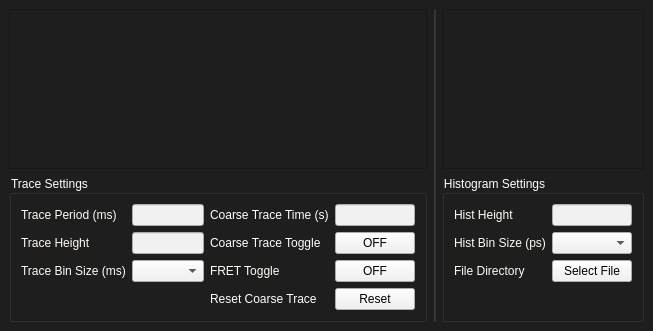
First picture: the form in appwindow.ui, repository brayshi/PyQt_HydraHarpSensor, before the edit.
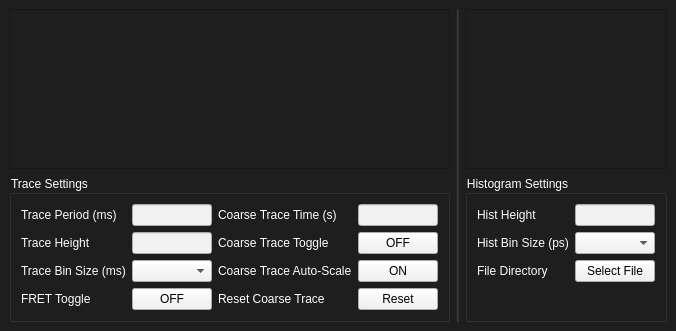
Second picture: the form after the edit. Custom widgets are drawn as their Qt base class.

Commit message: Implemented Y-axis auto-toggle for coarse trace graph

The edit to the form file:
```diff
--- a/appwindow.ui
+++ b/appwindow.ui
@@ -108,27 +108,6 @@
              </property>
             </widget>
            </item>
-           <item row="3" column="2">
-            <widget class="QLabel" name="label_6">
-             <property name="styleSheet">
-              <string notr="true">color: rgb(255, 252, 246);</string>
-             </property>
-             <property name="text">
-              <string>FRET Toggle</string>
-             </property>
-            </widget>
-           </item>
-           <item row="3" column="3">
-            <widget class="QPushButton" name="fretButton">
-             <property name="styleSheet">
-              <string notr="true">background-color: rgb(241, 241, 241);
-color: rgb(0, 0, 0);</string>
-             </property>
-             <property name="text">
-              <string>OFF</string>
-             </property>
-            </widget>
-           </item>
            <item row="2" column="2">
             <widget class="QLabel" name="label_8">
              <property name="text">
@@ -180,6 +159,45 @@
              </property>
             </widget>
            </item>
+           <item row="4" column="0">
+            <widget class="QLabel" name="label_6">
+             <property name="styleSheet">
+              <string notr="true">color: rgb(255, 252, 246);</string>
+             </property>
+             <property name="text">
+              <string>FRET Toggle</string>
+             </property>
+            </widget>
+           </item>
+           <item row="4" column="1">
+            <widget class="QPushButton" name="fretButton">
+             <property name="styleSheet">
+              <string notr="true">background-color: rgb(241, 241, 241);
+color: rgb(0, 0, 0);</string>
+             </property>
+             <property name="text">
+              <string>OFF</string>
+             </property>
+            </widget>
+           </item>
+           <item row="3" column="2">
+            <widget class="QLabel" name="label_11">
+             <property name="text">
+              <string>Coarse Trace Auto-Scale</string>
+             </property>
+            </widget>
+           </item>
+           <item row="3" column="3">
+            <widget class="QPushButton" name="coarseScaleButton">
+             <property name="styleSheet">
+              <string notr="true">background-color: rgb(241, 241, 241);
+color: rgb(0, 0, 0);</string>
+             </property>
+             <property name="text">
+              <string>ON</string>
+             </property>
+            </widget>
+           </item>
           </layout>
          </item>
         </layout>
```
The commit also changes 4 other files.
